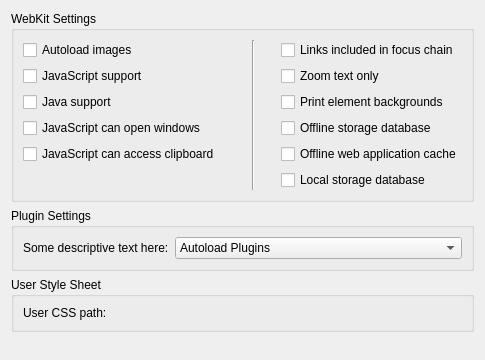
Before: the Qt Designer form src/settings/settings_webkit.ui in KDE/rekonq, drawn with Qt 5.
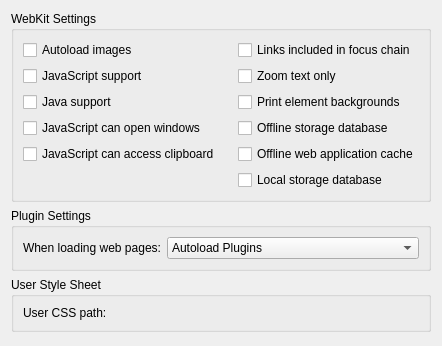
After: the same form once the commit is applied. Custom widgets are drawn as their Qt base class.

Commit message: Further changes to the webkitsettings page

```diff
--- a/src/settings/settings_webkit.ui
+++ b/src/settings/settings_webkit.ui
@@ -6,8 +6,8 @@
    <rect>
     <x>0</x>
     <y>0</y>
-    <width>485</width>
-    <height>360</height>
+    <width>437</width>
+    <height>346</height>
    </rect>
   </property>
   <layout class="QVBoxLayout" name="verticalLayout">
@@ -143,7 +143,7 @@
          </sizepolicy>
         </property>
         <property name="text">
-         <string>Some descriptive text here:</string>
+         <string>When loading web pages:</string>
         </property>
        </widget>
       </item>
```
